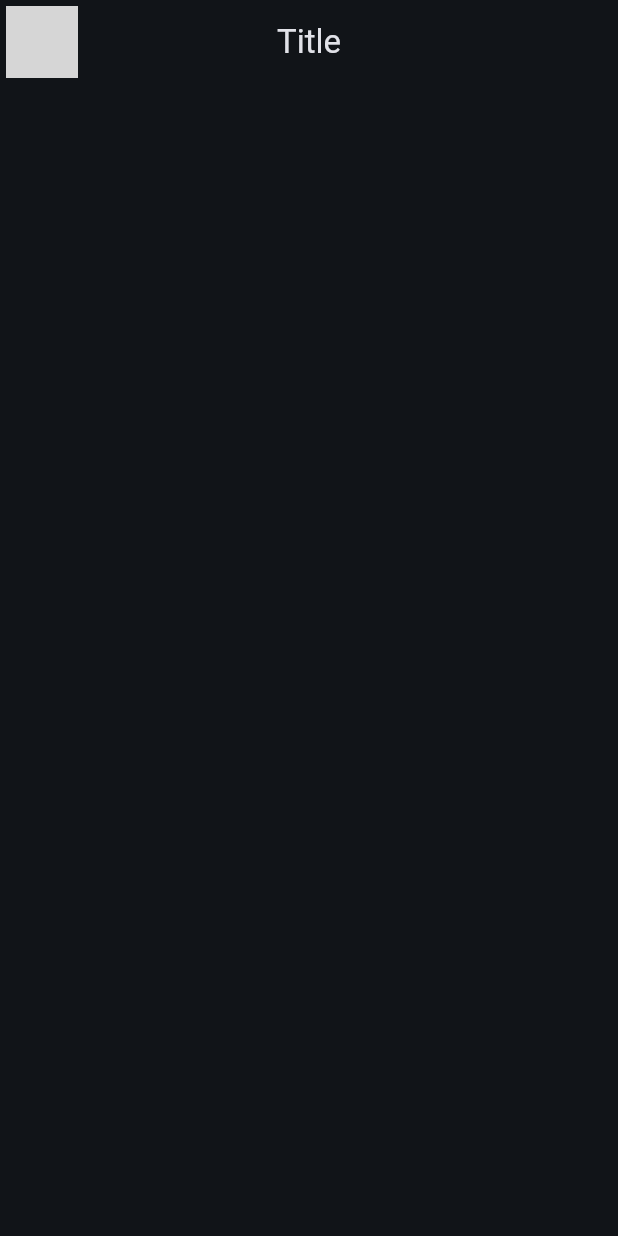
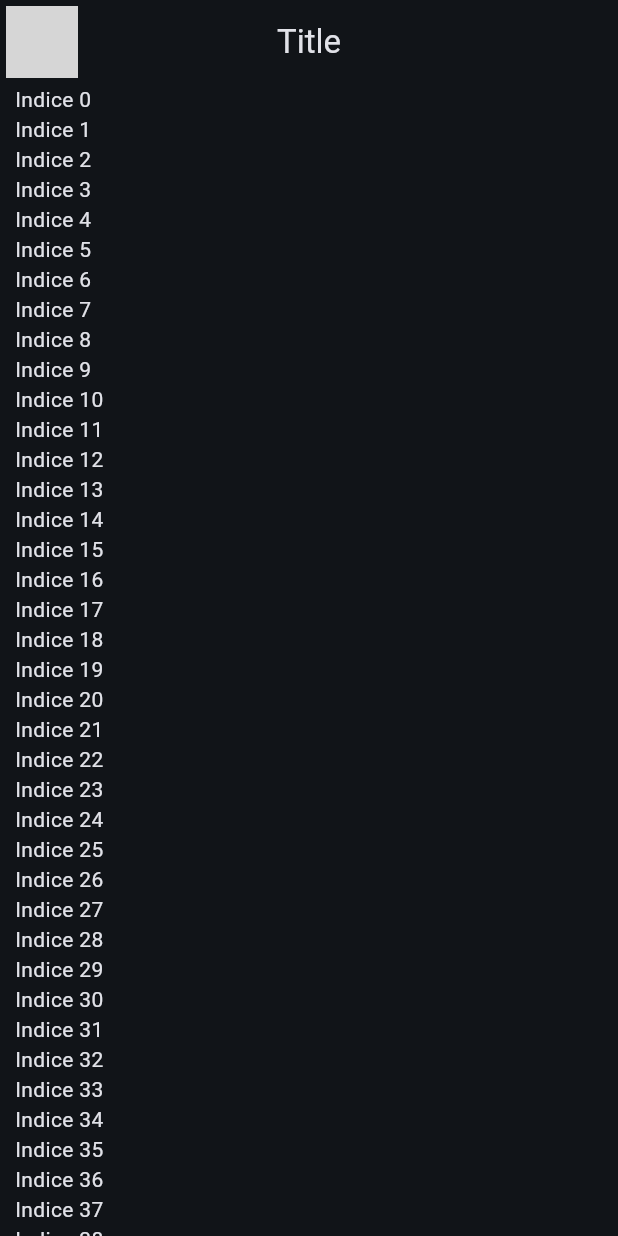
Before and after one commit to AAGuedes/flutter-yes-no-maybe, a Flutter app: the screen it shows after launch, on a phone screen of 412 x 824 dp. Run offline on Flutter 3.47's test engine with Material 2 defaults, Android fonts, the phone set to English and light mode, and no system bars; network calls fail; grey boxes are pictures that could not be loaded.

```diff
--- a/lib/presentation/chat/chat_screen.dart
+++ b/lib/presentation/chat/chat_screen.dart
@@ -16,6 +16,30 @@ class ChatScreen extends StatelessWidget {
         title: const Text('Title'),
         centerTitle: true,
       ),
+      body: _ChatView(),
     );
   }
 }
+
+class _ChatView extends StatelessWidget {
+  @override
+  Widget build(BuildContext context) {
+    return SafeArea(
+        child: Padding(
+          padding: const EdgeInsets.symmetric(horizontal: 10),
+          child: Column(
+            children: [
+              Expanded(
+                child: ListView.builder(
+                  itemCount: 100,
+                  itemBuilder: (context, index) {
+                    return Text('Indice $index');
+                  },
+                )
+              ),
+            ],
+          ),
+        )
+      );
+  }
+}
```
